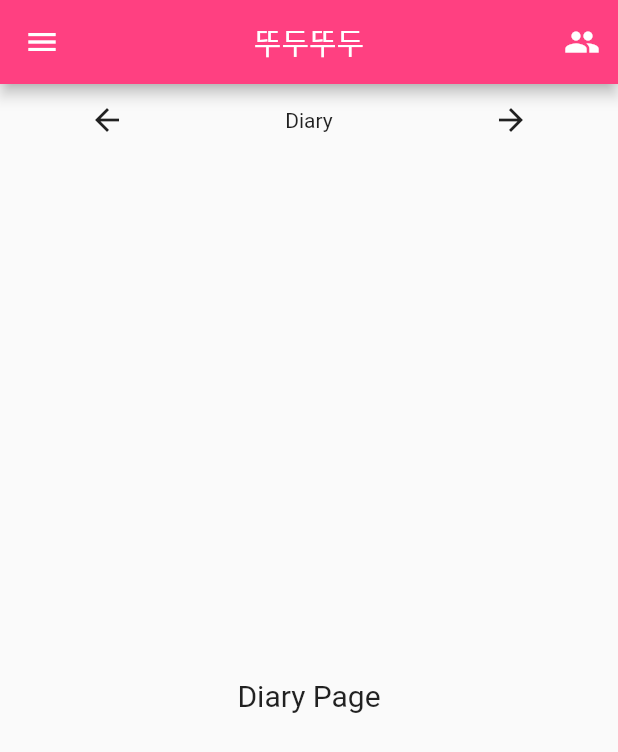
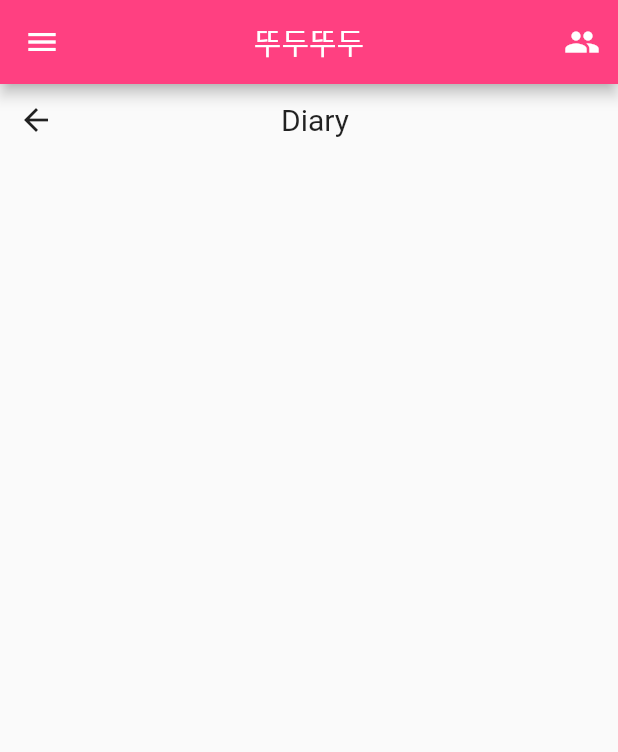
Before and after one commit to KKM2222/ToDo, a Flutter app: the TodoList screen opened directly, after a tap on the "arrow back" icon, on a phone screen of 412 x 824 dp. Shown: the top 752 px of the screen. Run offline on Flutter 3.47's test engine with Material 2 defaults, Android fonts, the phone set to English and light mode, and no system bars.

Commit message:
first upload

```diff
--- a/lib/main.dart
+++ b/lib/main.dart
@@ -1,6 +1,5 @@
 import 'package:flutter/material.dart';
 import 'diary_page.dart';
-import 'mandalart_page.dart';
 import 'drawer_menu.dart';
 import 'Friend/friend_list.dart';
 
@@ -9,7 +8,7 @@ void main() {
 }
 
 class MyApp extends StatelessWidget {
-  const MyApp({super.key});
+  const MyApp({Key? key}) : super(key: key);
 
   @override
   Widget build(BuildContext context) {
@@ -21,7 +20,7 @@ class MyApp extends StatelessWidget {
 }
 
 class TodoList extends StatefulWidget {
-  const TodoList({super.key});
+  const TodoList({Key? key}) : super(key: key);
 
   @override
   State<TodoList> createState() => _TodoListState();
@@ -55,9 +54,10 @@ class _TodoListState extends State<TodoList> {
       drawer: DrawerMenu(),
       endDrawer: FriendList(),
       body: Column(
+        mainAxisAlignment: MainAxisAlignment.center,
         children: [
           Row(
-            mainAxisAlignment: MainAxisAlignment.spaceAround,
+            mainAxisAlignment: MainAxisAlignment.spaceBetween,
             children: [
               IconButton(
                 icon: Icon(Icons.arrow_back),
@@ -76,22 +76,12 @@ class _TodoListState extends State<TodoList> {
               Text(
                 currentPageIndex == 0
                     ? "Diary"
-                    : (currentPageIndex == 1 ? "To-Do List" : "Mandalart"),
+                    : (currentPageIndex == 1 ? "To-Do List" : ""),
+                style: TextStyle(
+                  fontSize: 20, // To-Do List 텍스트 크기 조절
+                ),
               ),
-              IconButton(
-                icon: Icon(Icons.arrow_forward),
-                onPressed: () {
-                  if (currentPageIndex < 2) {
-                    setState(() {
-                      currentPageIndex++;
-                    });
-                    pageController.nextPage(
-                      duration: Duration(milliseconds: 300),
-                      curve: Curves.easeInOut,
-                    );
-                  }
-                },
-              ),
+              SizedBox(width: 40), // 중간과 오른쪽 사이 간격 조절
             ],
           ),
           Expanded(
@@ -105,7 +95,6 @@ class _TodoListState extends State<TodoList> {
               children: [
                 DiaryPage(),
                 TodoPage(todos: todos, onToggle: toggleTodo, onDelete: deleteTodo),
-                MandalartPage(),
               ],
             ),
           ),
@@ -116,7 +105,10 @@ class _TodoListState extends State<TodoList> {
         onPressed: () {
           _showAddTodoDialog(context);
         },
-        child: Icon(Icons.add, color: Colors.white,),
+        child: Icon(
+          Icons.add,
+          color: Colors.white,
+        ),
         backgroundColor: Colors.pinkAccent,
       )
           : null,
@@ -225,3 +217,27 @@ class TodoItem {
 
   TodoItem({required this.title, this.isDone = false});
 }
+
+class DiaryPage extends StatelessWidget {
+  const DiaryPage({Key? key}) : super(key: key);
+
+  @override
+  Widget build(BuildContext context) {
+    return GestureDetector(
+      onHorizontalDragEnd: (details) {
+        // Swipe to the right
+        if (details.primaryVelocity! > 0) {
+          Navigator.push(
+            context,
+            MaterialPageRoute(builder: (context) => TodoList()),
+          );
+        }
+      },
+      child: Column(
+        mainAxisAlignment: MainAxisAlignment.center,
+        children: [
+        ],
+      ),
+    );
+  }
+}
```
Also changed, not shown: lib/diary_page.dart (+140 -3 lines), lib/mandalart_page.dart (deleted, +0 -15 lines).
